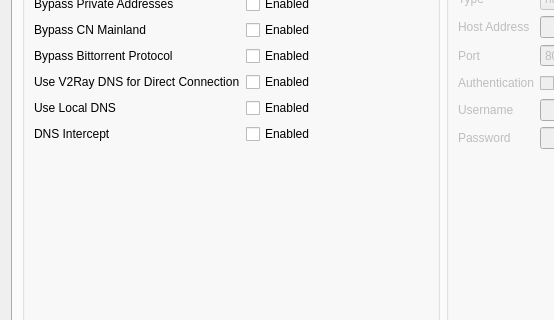
Old version of the form src/ui/widgets/windows/w_PreferencesWindow.ui in the repository Qv2ray/Qv2ray; both pictures show x 0 to 554 and y 107 to 427 of the 886 by 603 pixel window.
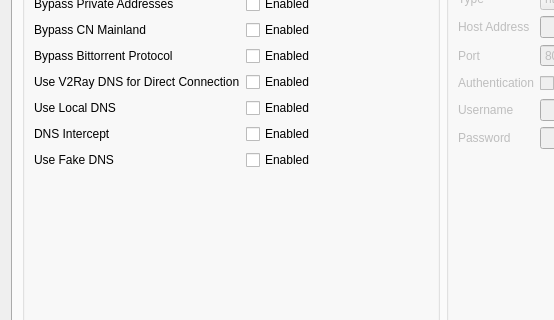
New version of the form. The open tabs and pages were chosen to show the change. Icons and pictures are not drawn.

Commit message: add: support FakeDNS

The edit to the form file:
```diff
--- a/src/ui/widgets/windows/w_PreferencesWindow.ui
+++ b/src/ui/widgets/windows/w_PreferencesWindow.ui
@@ -1610,6 +1610,23 @@
             </property>
            </widget>
           </item>
+          <item row="7" column="0">
+           <widget class="QLabel" name="label_42">
+            <property name="text">
+             <string>Use Fake DNS</string>
+            </property>
+            <property name="textFormat">
+             <enum>Qt::PlainText</enum>
+            </property>
+           </widget>
+          </item>
+          <item row="7" column="1">
+           <widget class="QCheckBox" name="fakeDNSCb">
+            <property name="text">
+             <string>Enabled</string>
+            </property>
+           </widget>
+          </item>
          </layout>
         </widget>
        </item>
```
Left out of the diff: 7 changed lines with no effect on the pictures. The commit also changes 9 other files.
